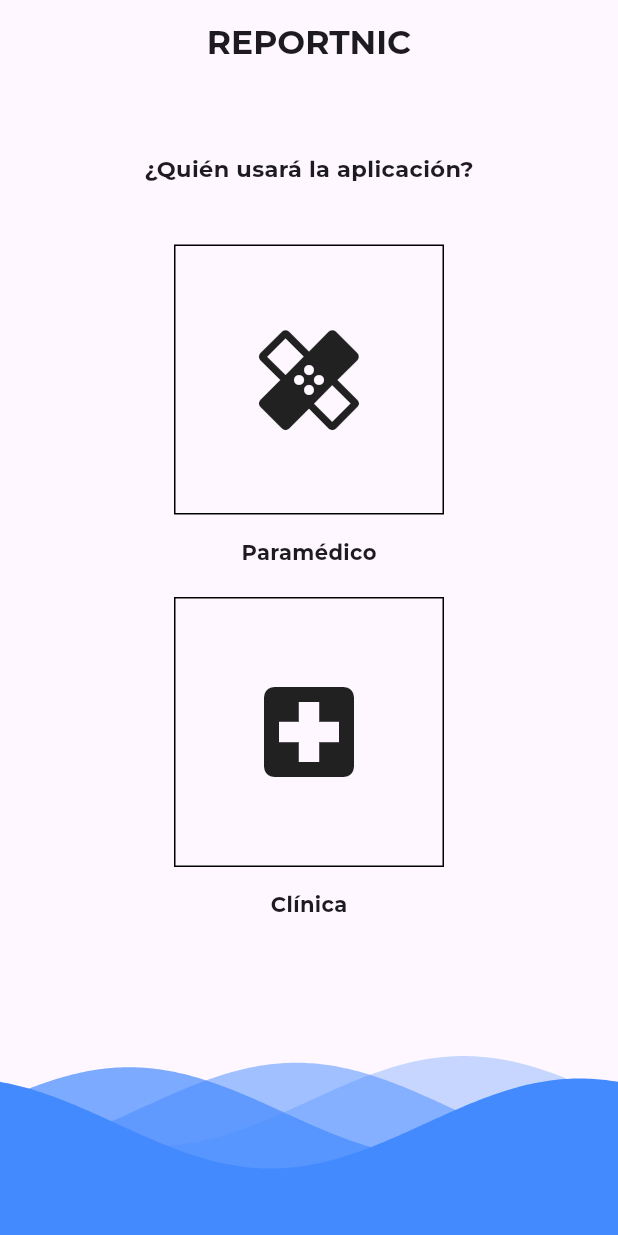
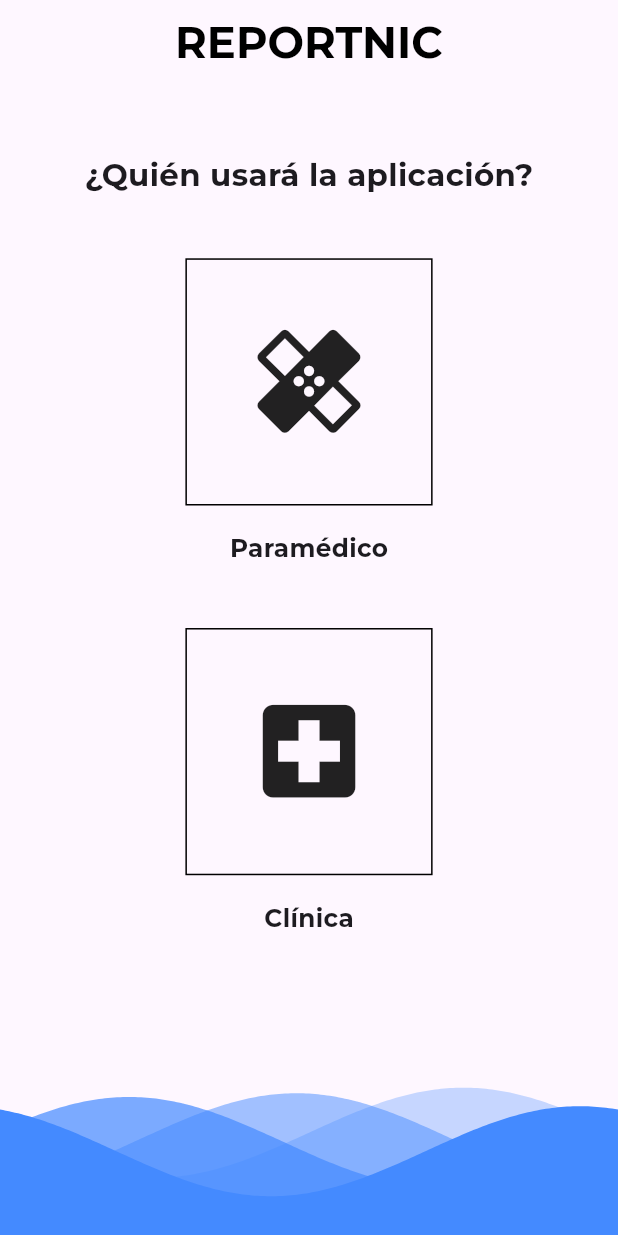
Before and after one commit to trabucko/ReportNic-Movil, a Flutter app: the screen it shows after launch, on a phone screen of 412 x 824 dp. Run offline on Flutter 3.47's test engine with Material 3 defaults, Android fonts, the light colour scheme and no system bars; drawn by our look-alikes of wave.

Commit message:
el Select_User se intento poner Responsive no se agrego nada mas

```diff
--- a/lib/select_user.dart
+++ b/lib/select_user.dart
@@ -1,18 +1,28 @@
 import 'package:flutter/material.dart';
 import 'package:wave/config.dart';
-import 'package:wave/wave.dart'; // Asegúrate de importar también los paquetes necesarios
+import 'package:wave/wave.dart';
 
 class SelectScreen extends StatelessWidget {
   const SelectScreen({super.key});
 
   @override
   Widget build(BuildContext context) {
+    // Obtén las dimensiones de la pantalla
+    final mediaQuery = MediaQuery.of(context);
+    final screenWidth = mediaQuery.size.width;
+    final screenHeight = mediaQuery.size.height;
+
     return Scaffold(
       appBar: AppBar(
-        title: const Center(
+        title: Center(
           child: Text(
             'REPORTNIC',
-            style: TextStyle(fontWeight: FontWeight.bold),
+            style: TextStyle(
+              fontWeight: FontWeight.bold,
+              fontSize: screenWidth *
+                  0.07, // Ajusta el tamaño del texto según el ancho de la pantalla
+              color: Colors.black,
+            ),
           ),
         ),
       ),
@@ -23,61 +33,91 @@ class SelectScreen extends StatelessWidget {
               const SizedBox(
                 height: kToolbarHeight - 10,
               ),
-              const Center(
+              Center(
                 child: Text(
                   '¿Quién usará la aplicación?',
-                  style: TextStyle(fontSize: 15, fontWeight: FontWeight.bold),
+                  style: TextStyle(
+                    fontFamily: 'Montserrat',
+                    fontSize: screenWidth *
+                        0.05, // Ajusta el tamaño del texto según el ancho de la pantalla
+                    fontWeight: FontWeight.bold,
+                  ),
                 ),
               ),
-              const SizedBox(height: 40),
+              SizedBox(
+                  height: screenHeight *
+                      0.05), // Ajusta el espacio según la altura de la pantalla
               Expanded(
                 child: Column(
                   mainAxisAlignment: MainAxisAlignment.start,
                   children: [
                     Container(
-                      height: 180,
-                      width: 180,
+                      height: screenWidth *
+                          0.4, // Ajusta el tamaño según el ancho de la pantalla
+                      width: screenWidth * 0.4,
                       decoration: BoxDecoration(
                         border: Border.all(
                           color: Colors.black,
                         ),
                       ),
-                      child: const Icon(
+                      child: Icon(
                         Icons.healing,
-                        size: 80,
+                        size: screenWidth *
+                            0.2, // Ajusta el tamaño del ícono según el ancho de la pantalla
                       ),
                     ),
-                    const SizedBox(height: 15),
-                    const Text(
+                    SizedBox(
+                        height: screenHeight *
+                            0.02), // Ajusta el espacio según la altura de la pantalla
+                    Text(
                       'Paramédico',
-                      style: TextStyle(fontWeight: FontWeight.bold),
+                      style: TextStyle(
+                        fontWeight: FontWeight.bold,
+                        fontFamily: 'Montserrat',
+                        fontSize: screenWidth *
+                            0.04, // Ajusta el tamaño del texto según el ancho de la pantalla
+                      ),
                     ),
-                    const SizedBox(height: 20),
+                    SizedBox(
+                        height: screenHeight *
+                            0.05), // Ajusta el espacio según la altura de la pantalla
                     Container(
-                      height: 180,
-                      width: 180,
+                      height: screenWidth *
+                          0.4, // Ajusta el tamaño según el ancho de la pantalla
+                      width: screenWidth * 0.4,
                       decoration: BoxDecoration(
                         border: Border.all(
                           color: Colors.black,
                         ),
                       ),
-                      child: const Icon(
+                      child: Icon(
                         Icons.local_hospital,
-                        size: 80,
+                        size: screenWidth *
+                            0.2, // Ajusta el tamaño del ícono según el ancho de la pantalla
                       ),
                     ),
-                    const SizedBox(height: 15),
-                    const Text(
+                    SizedBox(
+                        height: screenHeight *
+                            0.02), // Ajusta el espacio según la altura de la pantalla
+                    Text(
                       'Clínica',
-                      style: TextStyle(fontWeight: FontWeight.bold),
+                      style: TextStyle(
+                        fontWeight: FontWeight.bold,
+                        fontFamily: 'Montserrat',
+                        fontSize: screenWidth *
+                            0.04, // Ajusta el tamaño del texto según el ancho de la pantalla
+                      ),
                     ),
+                    SizedBox(
+                        height: screenHeight *
+                            0.1), // Espacio adicional para evitar que la onda cubra el texto
                   ],
                 ),
               ),
             ],
           ),
           Align(
-            //WAVE
+            // WAVE
             alignment: Alignment.bottomCenter,
             child: WaveWidget(
               config: CustomConfig(
@@ -91,7 +131,10 @@ class SelectScreen extends StatelessWidget {
                 heightPercentages: [0.20, 0.23, 0.25, 0.30],
                 blur: const MaskFilter.blur(BlurStyle.solid, 10),
               ),
-              size: const Size(double.infinity, 150),
+              size: Size(
+                  double.infinity,
+                  screenHeight *
+                      0.15), // Ajusta la altura de la ola según la altura de la pantalla
               waveAmplitude: 20,
             ),
           ),
--- a/pubspec.yaml
+++ b/pubspec.yaml
@@ -90,8 +90,13 @@ flutter:
   # For details regarding fonts from package dependencies,
   # see https://flutter.dev/to/font-from-package
 
+
   fonts:
     - family: Montserrat
       fonts:
         - asset: assets/fonts/Montserrat-VariableFont_wght.ttf
           weight: 600
+    - family: Jost
+      fonts:
+        - asset: assets/fonts/Jost-VariableFont_wght.ttf
+          weight: 700
```
Also changed, not shown: assets/fonts/Jost-Italic-VariableFont_wght.ttf (added), assets/fonts/Jost-VariableFont_wght.ttf (added).
